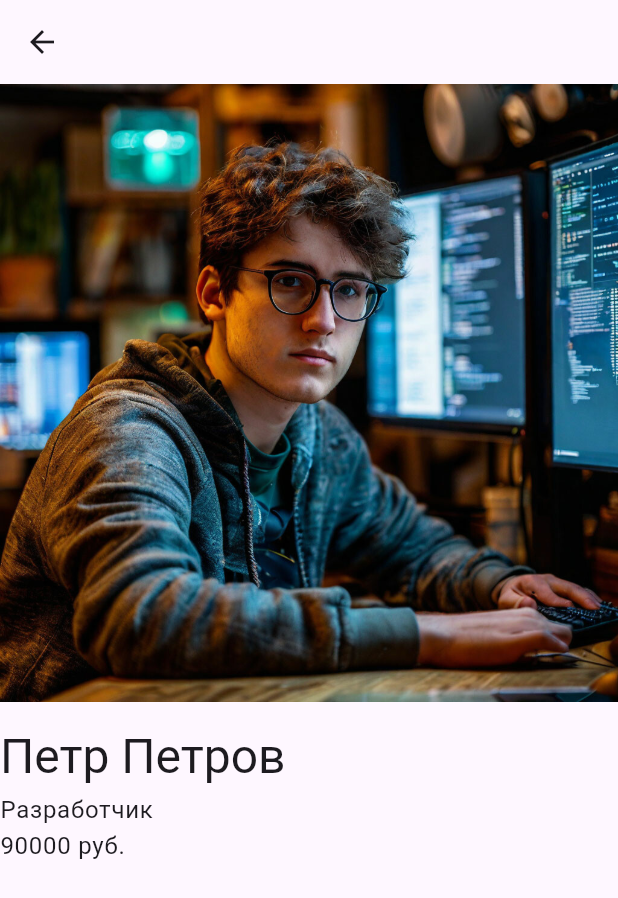
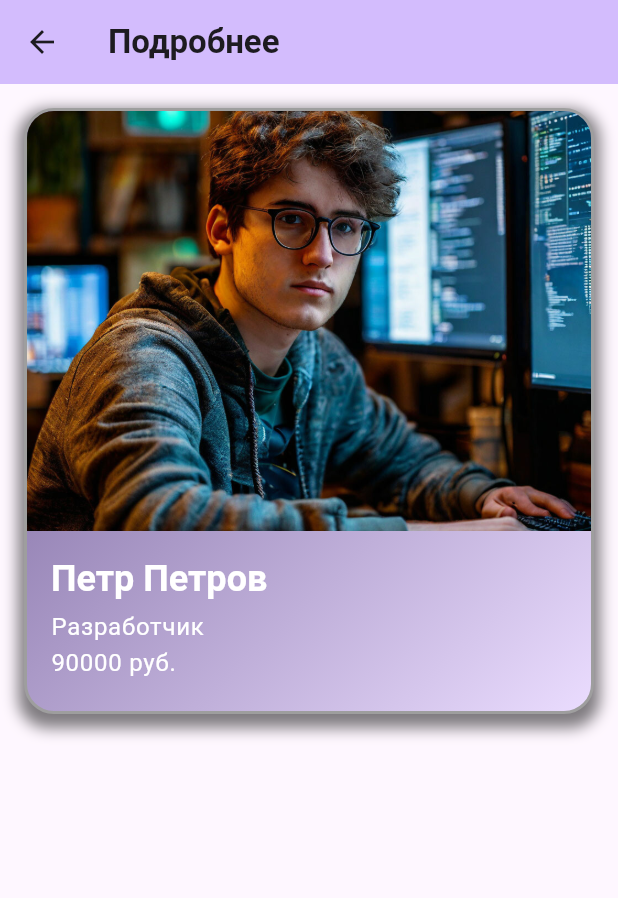
Before and after one commit to MaksHackers/flutter_test_app, a Flutter app: the screen it shows after launch, after a tap on "Петр Петров", on a phone screen of 412 x 824 dp. Shown: the top 898 px of the screen. Run offline on Flutter 3.47's test engine with Material 3 defaults, Android fonts, the phone set to English and light mode, and no system bars.

Commit message:
Теперь точно всё, надеюсь

```diff
--- a/lib/presentation/details_page/details_page.dart
+++ b/lib/presentation/details_page/details_page.dart
@@ -1,6 +1,5 @@
-import 'package:flutter/cupertino.dart';
 import 'package:flutter/material.dart';
-import 'package:pmu_course/domain/models/card.dart';
+import 'package:pmu_course/domain/models/cardEmployee.dart';
 
 class DetailsPage extends StatelessWidget {
   final CardEmployeeData data;
@@ -9,27 +8,84 @@ class DetailsPage extends StatelessWidget {
 
   @override
   Widget build(BuildContext context) {
+    final theme = Theme.of(context);
+    final colorScheme = theme.colorScheme;
+
     return Scaffold(
-      appBar: AppBar(),
-      body: Column(
-        crossAxisAlignment: CrossAxisAlignment.start,
+      appBar: AppBar(
+        backgroundColor: colorScheme.inversePrimary,
+        title: Text(
+          'Подробнее',
+          style: theme.textTheme.titleLarge?.copyWith(
+            fontWeight: FontWeight.bold,
+          ),
+        ),
+      ),
+      body: SingleChildScrollView(
+        child: Padding(
+          padding: const EdgeInsets.all(16),
+          child: Container(
+            decoration: BoxDecoration(
+              gradient: LinearGradient(
+                colors: [colorScheme.primary, colorScheme.primaryContainer],
+                begin: Alignment.topLeft,
+                end: Alignment.bottomRight,
+              ),
+              borderRadius: BorderRadius.circular(20),
+              border: Border.all(color: Colors.grey, width: 2),
+              boxShadow: [
+                BoxShadow(
+                  color: Colors.black.withOpacity(0.5),
+                  spreadRadius: 4,
+                  offset: const Offset(0, 5),
+                  blurRadius: 8,
+                ),
+              ],
+            ),
+            child: ClipRRect(
+              borderRadius: BorderRadius.circular(18),
+              child: Column(
+                crossAxisAlignment: CrossAxisAlignment.stretch,
                 children: [
-          Padding(
-            padding: const EdgeInsets.only(bottom: 16.0),
-            child: Image.asset(data.imageUrl ?? ''),
+                  SizedBox(
+                    height: 280,
+                    child: Image.asset(
+                      data.imageUrl ?? '',
+                      fit: BoxFit.cover,
+                      errorBuilder: (_, __, ___) => Container(
+                        color: colorScheme.primaryContainer,
+                        child: Icon(
+                          Icons.person,
+                          size: 120,
+                          color: colorScheme.onPrimaryContainer,
+                        ),
+                      ),
+                    ),
                   ),
                   Padding(
-              padding: const EdgeInsets.only(bottom: 4.2),
+                    padding: const EdgeInsets.fromLTRB(16, 16, 16, 4),
                     child: Text(
                       data.text,
-              style: Theme.of(context).textTheme.headlineLarge,
+                      style: theme.textTheme.headlineSmall?.copyWith(
+                        color: colorScheme.onPrimary,
+                        fontWeight: FontWeight.bold,
                       ),
                     ),
-          Text(
+                  ),
+                  Padding(
+                    padding: const EdgeInsets.fromLTRB(16, 0, 16, 20),
+                    child: Text(
                       data.descriptionText,
-            style: Theme.of(context).textTheme.bodyLarge,
-          )
+                      style: theme.textTheme.bodyLarge?.copyWith(
+                        color: colorScheme.onPrimary,
+                      ),
+                    ),
+                  ),
                 ],
+              ),
+            ),
+          ),
+        ),
       ),
     );
   }
--- a/lib/presentation/home_page/home_page.dart
+++ b/lib/presentation/home_page/home_page.dart
@@ -1,6 +1,6 @@
 import 'package:flutter/cupertino.dart';
 import 'package:flutter/material.dart';
-import 'package:pmu_course/domain/models/card.dart';
+import 'package:pmu_course/domain/models/cardEmployee.dart';
 import 'package:pmu_course/presentation/details_page/details_page.dart';
 
 part 'card.dart';
```
Also changed, not shown: lib/domain/models/cardEmployee.dart (renamed from lib/domain/models/card.dart). Lines whose indentation alone changed are shown as unchanged.
